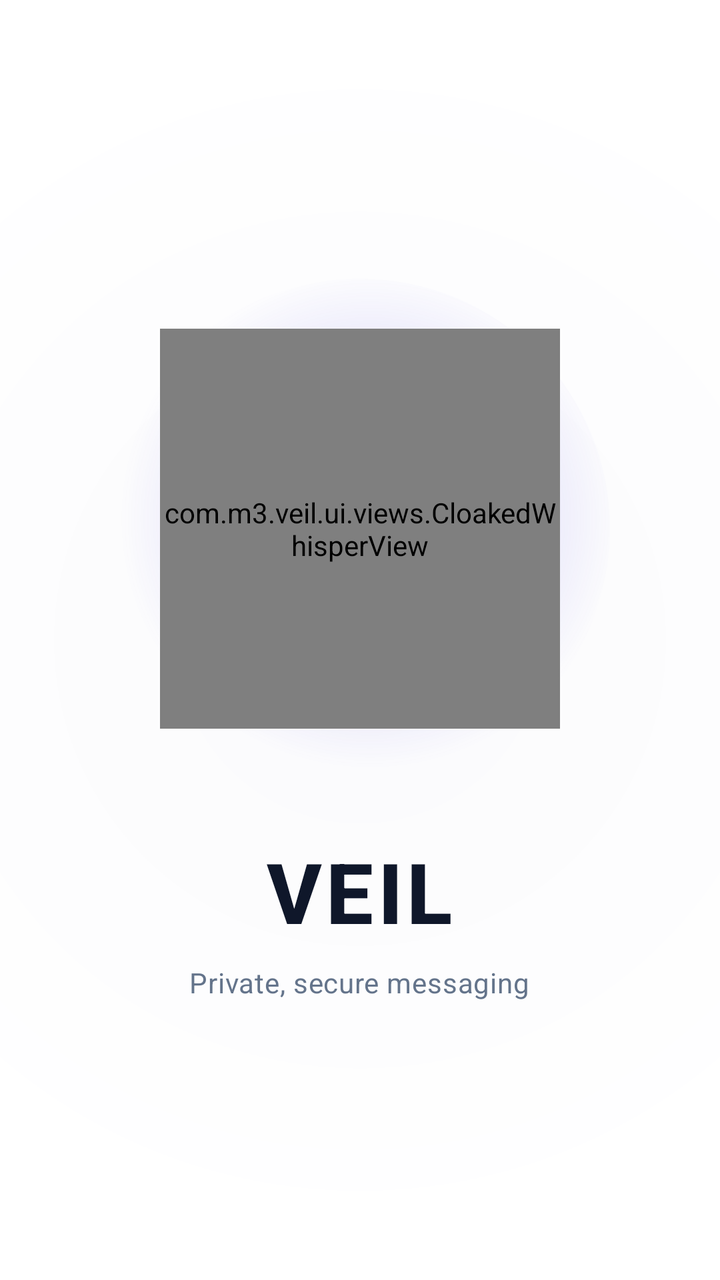
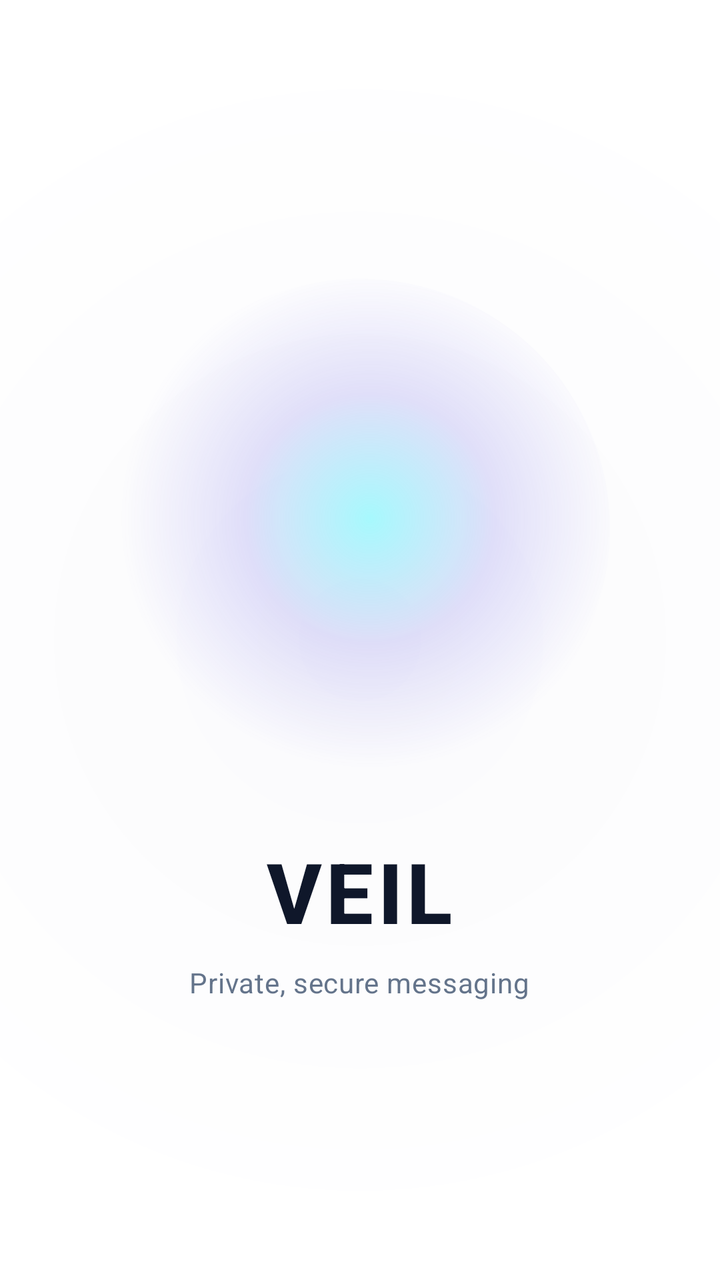

Compare the two renders of this Android layout. The source of the first and the diff that turns it into the second are given below.
<!-- AndroidManifest.xml: application theme Theme.VEIL -->
<!-- res/layout/activity_splash.xml -->
<?xml version="1.0" encoding="utf-8"?>
<RelativeLayout xmlns:android="http://schemas.android.com/apk/res/android"
    android:id="@+id/splash_root"
    android:layout_width="match_parent"
    android:layout_height="match_parent"
    android:background="@drawable/splash_background"
    android:padding="40dp">

    
    <LinearLayout
        android:layout_width="match_parent"
        android:layout_height="match_parent"
        android:orientation="vertical"
        android:gravity="center"
        android:layout_centerInParent="true">

        

        <RelativeLayout
            android:layout_width="250dp"
            android:layout_height="250dp"
            android:layout_marginBottom="28dp"
            android:clipChildren="false"
            android:clipToPadding="false">

            
            <ImageView
                android:id="@+id/shield_glow"
                android:layout_width="250dp"
                android:layout_height="250dp"
                android:layout_centerInParent="true"
                android:src="@drawable/shield_glow"
                android:scaleType="fitCenter" />

            
            <com.m3.veil.ui.views.CloakedWhisperView
                android:id="@+id/splash_logo"
                android:layout_width="200dp"
                android:layout_height="200dp"
                android:layout_centerInParent="true" />

        </RelativeLayout>

        
        <LinearLayout
            android:id="@+id/text_container"
            android:layout_width="wrap_content"
            android:layout_height="wrap_content"
            android:orientation="vertical"
            android:gravity="center">

            <TextView
                android:id="@+id/app_name"
                android:layout_width="wrap_content"
                android:layout_height="wrap_content"
                android:text="@string/app_name"
                android:textColor="@color/text_primary"
                android:textSize="42sp"
                android:textStyle="bold"
                android:letterSpacing="0.05"
                android:fontFamily="sans-serif-medium" />

            <TextView
                android:id="@+id/tagline"
                android:layout_width="wrap_content"
                android:layout_height="wrap_content"
                android:text="@string/tagline"
                android:textColor="@color/text_secondary"
                android:textSize="14sp"
                android:layout_marginTop="8dp"
                android:letterSpacing="0.02"
                android:fontFamily="sans-serif" />

        </LinearLayout>

    </LinearLayout>

    
    <ImageView
        android:id="@+id/particles_view"
        android:layout_width="match_parent"
        android:layout_height="match_parent"
        android:src="@drawable/particles_background"
        android:scaleType="centerCrop"
        android:alpha="0.2" />

</RelativeLayout>
<!-- resources referenced by this layout -->
<resources>
  <color name="text_primary">#0F172A</color>
  <color name="text_secondary">#64748B</color>
  <!-- drawable shield_glow (drawable) -->
  <?xml version="1.0" encoding="utf-8"?>
  <shape xmlns:android="http://schemas.android.com/apk/res/android"
      android:shape="oval">
      <gradient
          android:type="radial"
          android:gradientRadius="50%"
          android:centerX="52%"
          android:centerY="48%"
          android:startColor="#5500F5FF"
          android:centerColor="#284F46E5"
          android:endColor="#00000000" />
  </shape>
  <!-- drawable splash_background (drawable) -->
  <?xml version="1.0" encoding="utf-8"?>
  <shape xmlns:android="http://schemas.android.com/apk/res/android">
      <gradient
          android:type="radial"
          android:gradientRadius="85%p"
          android:centerX="50%"
          android:centerY="50%"
          android:startColor="@color/veil_primary_dark"
          android:endColor="@color/veil_primary" />
  </shape>
  <string name="app_name">VEIL</string>
  <string name="tagline">Private, secure messaging</string>
  <style name="Theme.VEIL" parent="Base.Theme.VEIL" />
  <color name="veil_primary_dark">#FAFAFC</color>
  <color name="veil_primary">#FFFFFF</color>
  <style name="Base.Theme.VEIL" parent="Theme.Material3.DayNight.NoActionBar">
          <item name="android:statusBarColor">@android:color/transparent</item>
          <item name="android:navigationBarColor">@android:color/transparent</item>
          <item name="android:windowLightStatusBar" tools:targetApi="m">true</item>
          <item name="colorPrimary">@color/colorPrimary</item>
          <item name="colorOnPrimary">@color/colorOnPrimary</item>
          <item name="colorPrimaryContainer">@color/colorPrimaryContainer</item>
          <item name="colorOnPrimaryContainer">@color/colorOnPrimaryContainer</item>
          <item name="colorSurface">@color/colorSurface</item>
          <item name="colorSurfaceVariant">@color/colorSurfaceVariant</item>
          <item name="colorOutline">@color/colorOutline</item>
          <item name="android:colorBackground">@color/colorBackground</item>
          <item name="bottomSheetDialogTheme">@style/ModernBottomSheetDialogTheme</item>
      </style>
  <color name="colorPrimary">#4F46E5</color>
  <color name="colorOnPrimary">#FFFFFF</color>
  <color name="colorPrimaryContainer">#EEF2FF</color>
  <color name="colorOnPrimaryContainer">#3730A3</color>
  <color name="colorSurface">#FFFFFF</color>
  <color name="colorSurfaceVariant">#F1F5F9</color>
  <color name="colorOutline">#E2E8F0</color>
  <color name="colorBackground">#FAFAFC</color>
  <style name="ModernBottomSheetDialogTheme" parent="Theme.Material3.DayNight.BottomSheetDialog">
          <item name="bottomSheetStyle">@style/ModernBottomSheetStyle</item>
          <item name="android:windowIsFloating">false</item>
          <item name="android:statusBarColor">@android:color/transparent</item>
          <item name="android:navigationBarColor">@android:color/transparent</item>
      </style>
  <style name="ModernBottomSheetStyle" parent="Widget.Material3.BottomSheet">
          <item name="android:background">@android:color/transparent</item>
      </style>
  <!-- unchanged entries left out for length: 1 -->
</resources>

<!-- the commit's change to res/layout/activity_splash.xml (unified diff, before → after) -->
@@ -33,11 +33,12 @@
                 android:scaleType="fitCenter" />
 
             
-            <com.m3.veil.ui.views.CloakedWhisperView
+            <ImageView
                 android:id="@+id/splash_logo"
                 android:layout_width="200dp"
                 android:layout_height="200dp"
-                android:layout_centerInParent="true" />
+                android:layout_centerInParent="true"
+                android:scaleType="fitCenter" />
 
         </RelativeLayout>
 
